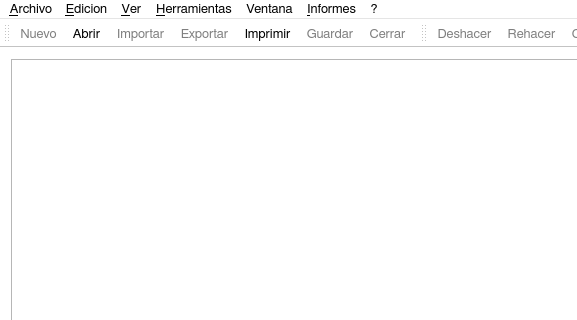
exodehm/SDMed2, file Ui/mainwindow.ui: the form before one commit; both pictures show x 0 to 577 and y 0 to 320 of the 897 by 591 pixel window.
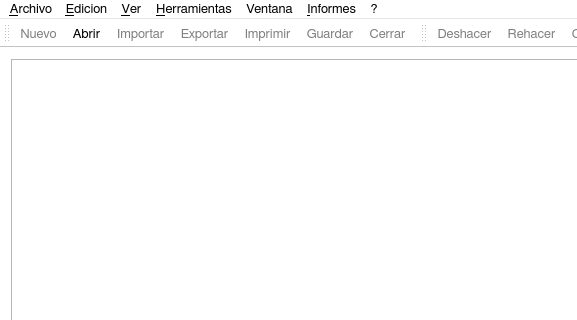
The form after the commit. Icons and pictures are not drawn.

The edit to the form file:
```diff
--- a/Ui/mainwindow.ui
+++ b/Ui/mainwindow.ui
@@ -1060,7 +1060,7 @@
   </action>
   <action name="actionImprimir">
    <property name="enabled">
-    <bool>true</bool>
+    <bool>false</bool>
    </property>
    <property name="icon">
     <iconset resource="../recursos.qrc">
```
